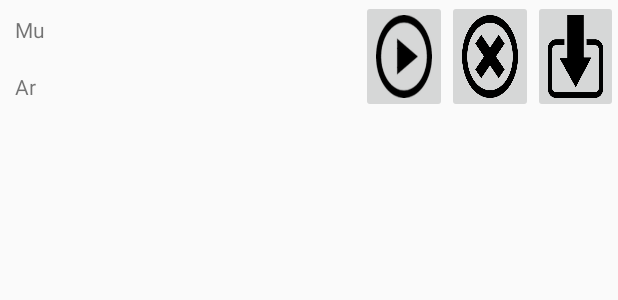
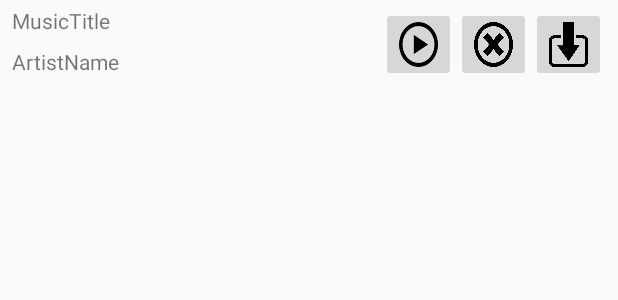
Before and after one commit to yyh-gl/spajam2019-android, an Android app: the layout item_cross_music.xml on its own in the app's theme, with its tools: preview values and no code run, on a phone screen of 412 x 824 dp. Shown: the top 300 px of the screen. Run offline under Robolectric (Android 15) with nearby library versions, the phone set to English and light mode, and no system bars; network calls fail.

Commit message:
itemのデザイン修正

```diff
--- a/spajam2019/app/src/main/res/layout/item_cross_music.xml
+++ b/spajam2019/app/src/main/res/layout/item_cross_music.xml
@@ -1,77 +1,72 @@
 <?xml version="1.0" encoding="utf-8"?>
-<LinearLayout xmlns:android="http://schemas.android.com/apk/res/android"
+<android.support.constraint.ConstraintLayout xmlns:android="http://schemas.android.com/apk/res/android"
     xmlns:app="http://schemas.android.com/apk/res-auto"
-    android:orientation="vertical"
     android:layout_width="match_parent"
     android:layout_height="wrap_content">
 
 
-    <LinearLayout
-        android:orientation="horizontal"
+    <android.support.constraint.ConstraintLayout
         android:layout_width="match_parent"
-        android:layout_height="75dp">
+        android:layout_height="wrap_content"
+        app:layout_constraintBottom_toBottomOf="parent"
+        app:layout_constraintEnd_toEndOf="parent"
+        app:layout_constraintStart_toStartOf="parent"
+        app:layout_constraintTop_toTopOf="parent">
 
-        <LinearLayout
-            android:layout_width="wrap_content"
-            android:layout_height="match_parent"
-            android:paddingRight="200dp"
-            android:layout_weight="1"
-            android:orientation="vertical">
 
         <TextView
             android:id="@+id/musicTitle"
-                android:layout_width="match_parent"
-                android:layout_height="match_parent"
-                android:layout_weight="1"
-                android:padding="10dp"
-                android:text="Music Title" />
+            android:layout_width="wrap_content"
+            android:layout_height="wrap_content"
+            android:layout_marginBottom="8dp"
+            android:layout_marginStart="8dp"
+            android:layout_marginTop="4dp"
+            android:text="MusicTitle"
+            app:layout_constraintBottom_toTopOf="@+id/artistName"
+            app:layout_constraintStart_toStartOf="parent"
+            app:layout_constraintTop_toTopOf="parent" />
 
         <TextView
             android:id="@+id/artistName"
-                android:layout_width="match_parent"
-                android:layout_height="match_parent"
-                android:layout_weight="1"
-                android:padding="10dp"
-                android:text="Artist Name" />
-        </LinearLayout>
-
-        <LinearLayout
             android:layout_width="wrap_content"
-            android:layout_height="match_parent"
-            android:layout_weight="1"
-            android:orientation="horizontal">
+            android:layout_height="wrap_content"
+            android:layout_marginBottom="8dp"
+            android:layout_marginStart="8dp"
+            android:text="ArtistName"
+            app:layout_constraintBottom_toBottomOf="parent"
+            app:layout_constraintStart_toStartOf="parent"
+            app:layout_constraintTop_toBottomOf="@+id/musicTitle" />
 
         <ImageButton
             android:id="@+id/buttonPlay"
-                android:layout_width="wrap_content"
-                android:layout_height="match_parent"
-                android:layout_weight="1"
-                android:adjustViewBounds="true"
-                android:padding="10dp"
+            android:layout_width="50dp"
+            android:layout_height="50dp"
             android:scaleType="fitXY"
+            app:layout_constraintBottom_toBottomOf="parent"
+            app:layout_constraintEnd_toStartOf="@+id/buttonDeny"
+            app:layout_constraintTop_toTopOf="parent"
             app:srcCompat="@drawable/play" />
 
         <ImageButton
             android:id="@+id/buttonDeny"
-                android:layout_width="wrap_content"
-                android:layout_height="match_parent"
-                android:layout_weight="1"
-                android:adjustViewBounds="true"
-                android:padding="10dp"
+            android:layout_width="50dp"
+            android:layout_height="50dp"
             android:scaleType="fitXY"
+            app:layout_constraintBottom_toBottomOf="parent"
+            app:layout_constraintEnd_toStartOf="@+id/buttonAccept"
+            app:layout_constraintTop_toTopOf="parent"
             app:srcCompat="@drawable/deny" />
 
         <ImageButton
             android:id="@+id/buttonAccept"
-                android:layout_width="wrap_content"
-                android:layout_height="match_parent"
-                android:layout_weight="1"
-                android:adjustViewBounds="true"
-                android:padding="10dp"
+            android:layout_width="50dp"
+            android:layout_height="50dp"
+            android:layout_marginEnd="8dp"
             android:scaleType="fitXY"
+            app:layout_constraintBottom_toBottomOf="parent"
+            app:layout_constraintEnd_toEndOf="parent"
+            app:layout_constraintTop_toTopOf="parent"
             app:srcCompat="@drawable/accept" />
-        </LinearLayout>
+    </android.support.constraint.ConstraintLayout>
 
-    </LinearLayout>
-
-</LinearLayout>
+</android.support.constraint.ConstraintLayout>
```
Also changed, not shown: spajam2019/app/src/main/res/layout/item_list_music.xml (+31 -35 lines), spajam2019/app/src/main/res/drawable/play.png. Lines whose indentation alone changed are shown as unchanged.
